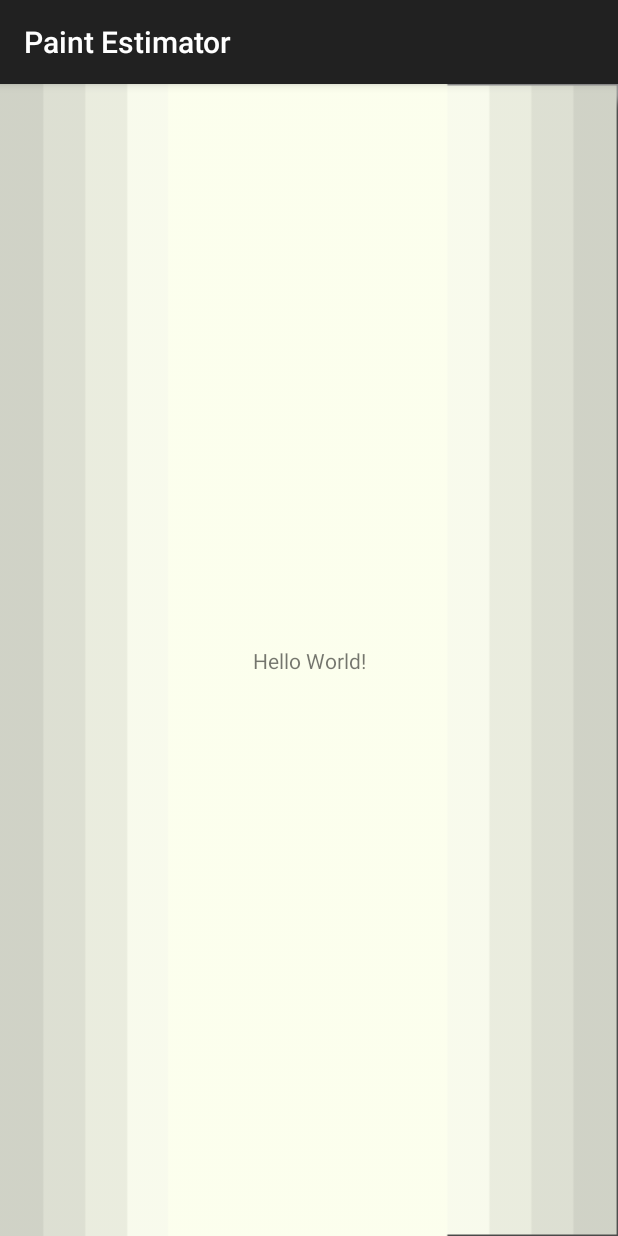
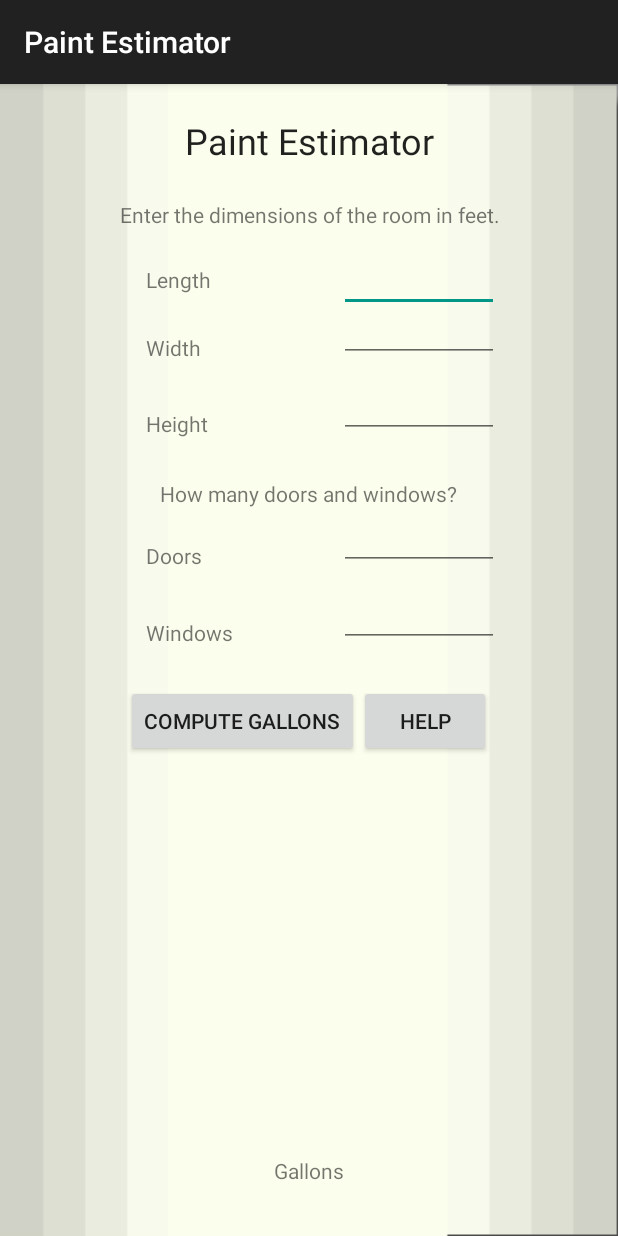
Before and after one commit to OrangeCoastCollege-CS272/Paint-Estimator, an Android app: the screen it shows after launch (MainActivity), on a phone screen of 412 x 824 dp. Run offline under Robolectric (Android 15) with nearby library versions, the phone set to English and light mode, and no system bars.

Commit message:
Complete basic MainActivity UI

```diff
--- a/app/src/main/res/layout/activity_main.xml
+++ b/app/src/main/res/layout/activity_main.xml
@@ -1,5 +1,5 @@
 <?xml version="1.0" encoding="utf-8"?>
-<android.support.constraint.ConstraintLayout
+<RelativeLayout
     xmlns:android="http://schemas.android.com/apk/res/android"
     xmlns:tools="http://schemas.android.com/tools"
     xmlns:app="http://schemas.android.com/apk/res-auto"
@@ -8,13 +8,172 @@
     tools:context="edu.orangecoastcollege.cs273.sbadajoz.paintestimator.MainActivity"
     android:background="@drawable/paintbackground">
 
+
     <TextView
+        android:id="@+id/textView"
         android:layout_width="wrap_content"
         android:layout_height="wrap_content"
-        android:text="Hello World!"
-        app:layout_constraintBottom_toBottomOf="parent"
-        app:layout_constraintLeft_toLeftOf="parent"
-        app:layout_constraintRight_toRightOf="parent"
-        app:layout_constraintTop_toTopOf="parent" />
+        android:layout_alignParentTop="true"
+        android:layout_centerHorizontal="true"
+        android:layout_marginTop="21dp"
+        android:gravity="center"
+        android:text="@string/app_name"
+        android:textAppearance="@style/TextAppearance.AppCompat.Headline" />
 
-</android.support.constraint.ConstraintLayout>
+    <TextView
+        android:id="@+id/textView2"
+        android:layout_width="wrap_content"
+        android:layout_height="wrap_content"
+        android:layout_below="@+id/textView"
+        android:layout_centerHorizontal="true"
+        android:layout_marginTop="23dp"
+        android:gravity="center
+"
+        android:text="@string/enter_dimensions" />
+
+    <TextView
+        android:id="@+id/textView3"
+        android:layout_width="wrap_content"
+        android:layout_height="wrap_content"
+        android:layout_marginTop="24dp"
+        android:text="@string/length"
+        android:layout_below="@+id/textView2"
+        android:layout_alignLeft="@+id/textView2"
+        android:layout_alignStart="@+id/textView2"
+        android:layout_marginLeft="18dp"
+        android:layout_marginStart="18dp" />
+
+    <TextView
+        android:id="@+id/textView4"
+        android:layout_width="wrap_content"
+        android:layout_height="wrap_content"
+        android:layout_alignLeft="@+id/textView3"
+        android:layout_alignStart="@+id/textView3"
+        android:layout_below="@+id/textView3"
+        android:layout_marginTop="26dp"
+        android:text="@string/width" />
+
+    <TextView
+        android:id="@+id/textView5"
+        android:layout_width="wrap_content"
+        android:layout_height="wrap_content"
+        android:layout_alignLeft="@+id/textView4"
+        android:layout_alignStart="@+id/textView4"
+        android:layout_below="@+id/textView4"
+        android:layout_marginTop="31dp"
+        android:text="@string/height" />
+
+    <EditText
+        android:id="@+id/editText5"
+        android:layout_width="wrap_content"
+        android:layout_height="wrap_content"
+        android:ems="5"
+        android:inputType="number"
+        android:layout_alignBaseline="@+id/textView3"
+        android:layout_alignBottom="@+id/textView3"
+        android:layout_alignRight="@+id/textView2"
+        android:layout_alignEnd="@+id/textView2" />
+
+    <EditText
+        android:id="@+id/editText6"
+        android:layout_width="wrap_content"
+        android:layout_height="wrap_content"
+        android:layout_above="@+id/textView5"
+        android:layout_alignLeft="@+id/editText5"
+        android:layout_alignStart="@+id/editText5"
+        android:ems="5"
+        android:inputType="number" />
+
+    <EditText
+        android:id="@+id/editText7"
+        android:layout_width="wrap_content"
+        android:layout_height="wrap_content"
+        android:ems="5"
+        android:inputType="number"
+        android:layout_alignBottom="@+id/textView5"
+        android:layout_alignLeft="@+id/editText6"
+        android:layout_alignStart="@+id/editText6" />
+
+    <TextView
+        android:id="@+id/textView8"
+        android:layout_width="wrap_content"
+        android:layout_height="wrap_content"
+        android:layout_marginTop="27dp"
+        android:text="@string/enter_door_window"
+        android:layout_below="@+id/textView5"
+        android:layout_centerHorizontal="true" />
+
+    <TextView
+        android:id="@+id/textView9"
+        android:layout_width="wrap_content"
+        android:layout_height="wrap_content"
+        android:layout_marginTop="22dp"
+        android:text="@string/doors"
+        android:layout_below="@+id/textView8"
+        android:layout_alignLeft="@+id/textView5"
+        android:layout_alignStart="@+id/textView5" />
+
+    <TextView
+        android:id="@+id/textView10"
+        android:layout_width="wrap_content"
+        android:layout_height="wrap_content"
+        android:layout_marginTop="32dp"
+        android:text="@string/windows"
+        android:layout_below="@+id/textView9"
+        android:layout_alignLeft="@+id/textView9"
+        android:layout_alignStart="@+id/textView9" />
+
+    <EditText
+        android:id="@+id/editText9"
+        android:layout_width="wrap_content"
+        android:layout_height="wrap_content"
+        android:ems="5"
+        android:inputType="number"
+        android:layout_above="@+id/textView10"
+        android:layout_alignLeft="@+id/editText7"
+        android:layout_alignStart="@+id/editText7" />
+
+    <EditText
+        android:id="@+id/editText10"
+        android:layout_width="wrap_content"
+        android:layout_height="wrap_content"
+        android:layout_alignBottom="@+id/textView10"
+        android:layout_alignLeft="@+id/editText9"
+        android:layout_alignStart="@+id/editText9"
+        android:ems="5"
+        android:inputType="number" />
+
+    <LinearLayout
+        android:layout_width="fill_parent"
+        android:layout_height="wrap_content"
+        android:layout_below="@+id/editText10"
+        android:layout_centerVertical="true"
+        android:layout_marginTop="25dp"
+        android:orientation="horizontal"
+        android:id="@+id/linearLayout"
+        android:gravity="center"
+       >
+
+        <Button
+            android:id="@+id/button4"
+            android:layout_width="wrap_content"
+            android:layout_height="wrap_content"
+            android:text="@string/compute_button_text" />
+
+        <Button
+            android:id="@+id/button3"
+            android:layout_width="wrap_content"
+            android:layout_height="wrap_content"
+            android:text="@string/help_button_text" />
+    </LinearLayout>
+
+    <TextView
+        android:id="@+id/textView11"
+        android:layout_width="wrap_content"
+        android:layout_height="wrap_content"
+        android:layout_marginBottom="34dp"
+        android:text="@string/gallons"
+        android:layout_alignParentBottom="true"
+        android:layout_centerHorizontal="true" />
+
+</RelativeLayout>
```
